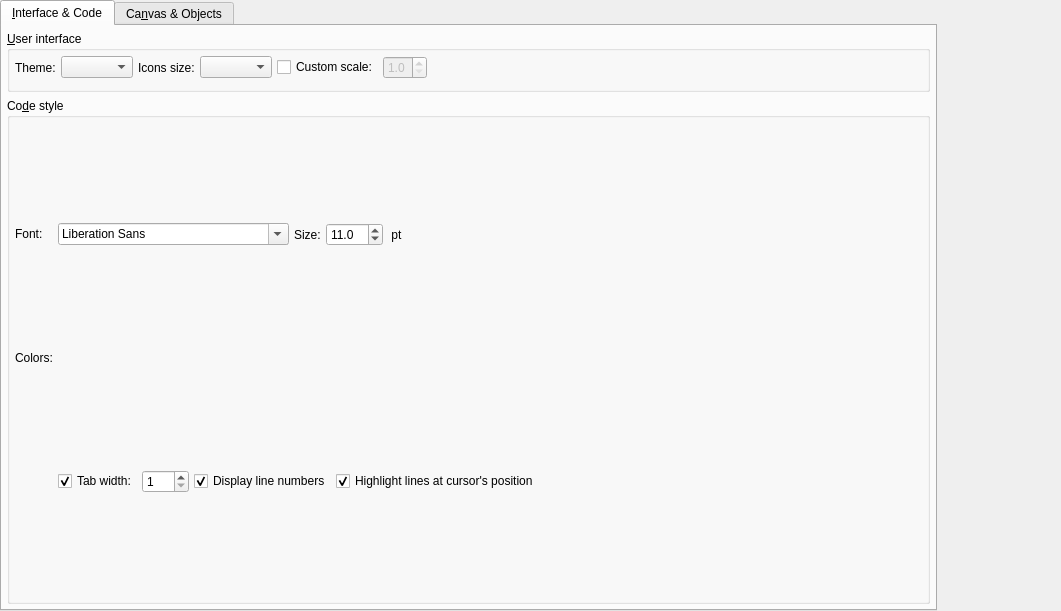
This is libs/libgui/ui/settings/appearanceconfigwidget.ui in arichiardi/pgmodeler as Qt 5 draws it before an edit. The edited form follows.
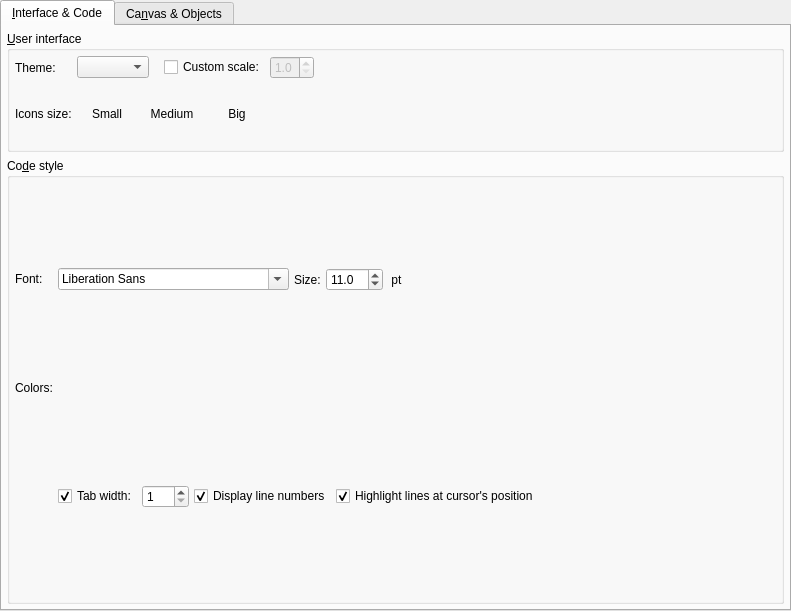
This is the edited form. Icons and pictures are not drawn.

Diff of the .ui file:
```diff
--- a/libs/libgui/ui/settings/appearanceconfigwidget.ui
+++ b/libs/libgui/ui/settings/appearanceconfigwidget.ui
@@ -6,7 +6,7 @@
    <rect>
     <x>0</x>
     <y>0</y>
-    <width>1061</width>
+    <width>791</width>
     <height>611</height>
    </rect>
   </property>
@@ -79,8 +79,25 @@
           <property name="spacing">
            <number>5</number>
           </property>
-          <item row="0" column="3">
-           <widget class="QComboBox" name="icons_size_cmb"/>
+          <item row="0" column="8" rowspan="2">
+           <spacer name="horizontalSpacer_2">
+            <property name="orientation">
+             <enum>Qt::Orientation::Horizontal</enum>
+            </property>
+            <property name="sizeHint" stdset="0">
+             <size>
+              <width>40</width>
+              <height>20</height>
+             </size>
+            </property>
+           </spacer>
+          </item>
+          <item row="0" column="0">
+           <widget class="QLabel" name="label">
+            <property name="text">
+             <string>Theme:</string>
+            </property>
+           </widget>
           </item>
           <item row="0" column="1">
            <widget class="QComboBox" name="ui_theme_cmb">
@@ -95,6 +112,132 @@
             </property>
            </widget>
           </item>
+          <item row="1" column="1" colspan="5">
+           <layout class="QHBoxLayout" name="horizontalLayout">
+            <item>
+             <widget class="QToolButton" name="icon_small_tb">
+              <property name="minimumSize">
+               <size>
+                <width>60</width>
+                <height>60</height>
+               </size>
+              </property>
+              <property name="text">
+               <string>Small</string>
+              </property>
+              <property name="icon">
+               <iconset resource="../../res/resources.qrc">
+                <normaloff>:/icons/icons/config.png</normaloff>:/icons/icons/config.png</iconset>
+              </property>
+              <property name="iconSize">
+               <size>
+                <width>32</width>
+                <height>32</height>
+               </size>
+              </property>
+              <property name="checkable">
+               <bool>true</bool>
+              </property>
+              <property name="toolButtonStyle">
+               <enum>Qt::ToolButtonStyle::ToolButtonIconOnly</enum>
+              </property>
+              <property name="autoRaise">
+               <bool>true</bool>
+              </property>
+             </widget>
+            </item>
+            <item>
+             <widget class="QToolButton" name="icon_medium_tb">
+              <property name="minimumSize">
+               <size>
+                <width>60</width>
+                <height>60</height>
+               </size>
+              </property>
+              <property name="text">
+               <string>Medium</string>
+              </property>
+              <property name="icon">
+               <iconset resource="../../res/resources.qrc">
+                <normaloff>:/icons/icons/config.png</normaloff>:/icons/icons/config.png</iconset>
+              </property>
+              <property name="iconSize">
+               <size>
+                <width>38</width>
+                <height>38</height>
+               </size>
+              </property>
+              <property name="checkable">
+               <bool>true</bool>
+              </property>
+              <property name="toolButtonStyle">
+               <enum>Qt::ToolButtonStyle::ToolButtonIconOnly</enum>
+              </property>
+              <property name="autoRaise">
+               <bool>true</bool>
+              </property>
+             </widget>
+            </item>
+            <item>
+             <widget class="QToolButton" name="icon_big_tb">
+              <property name="minimumSize">
+               <size>
+                <width>60</width>
+                <height>60</height>
+               </size>
+              </property>
+              <property name="text">
+               <string>Big</string>
+              </property>
+              <property name="icon">
+               <iconset resource="../../res/resources.qrc">
+                <normaloff>:/icons/icons/config.png</normaloff>:/icons/icons/config.png</iconset>
+              </property>
+              <property name="iconSize">
+               <size>
+                <width>48</width>
+                <height>48</height>
+               </size>
+              </property>
+              <property name="checkable">
+               <bool>true</bool>
+              </property>
+              <property name="checked">
+               <bool>false</bool>
+              </property>
+              <property name="toolButtonStyle">
+               <enum>Qt::ToolButtonStyle::ToolButtonIconOnly</enum>
+              </property>
+              <property name="autoRaise">
+               <bool>true</bool>
+              </property>
+             </widget>
+            </item>
+            <item>
+             <spacer name="horizontalSpacer_4">
+              <property name="orientation">
+               <enum>Qt::Orientation::Horizontal</enum>
+              </property>
+              <property name="sizeHint" stdset="0">
+               <size>
+                <width>40</width>
+                <height>20</height>
+               </size>
+              </property>
+             </spacer>
+            </item>
+           </layout>
+          </item>
+          <item row="0" column="4">
+           <widget class="QCheckBox" name="custom_scale_chk">
+            <property name="toolTip">
+             <string>&lt;p&gt;Defines a custom UI scale factor. This factor is applied when drawing widgets and fonts. Requires restarting pgModeler when in use.&lt;/p&gt;</string>
+            </property>
+            <property name="text">
+             <string>Custom scale:</string>
+            </property>
+           </widget>
+          </item>
           <item row="0" column="5">
            <widget class="QDoubleSpinBox" name="custom_scale_spb">
             <property name="enabled">
@@ -114,38 +257,8 @@
             </property>
            </widget>
           </item>
-          <item row="0" column="8" rowspan="2">
-           <spacer name="horizontalSpacer_2">
-            <property name="orientation">
-             <enum>Qt::Orientation::Horizontal</enum>
-            </property>
-            <property name="sizeHint" stdset="0">
-             <size>
-              <width>40</width>
-              <height>20</height>
-             </size>
-            </property>
-           </spacer>
-          </item>
-          <item row="0" column="4">
-           <widget class="QCheckBox" name="custom_scale_chk">
-            <property name="toolTip">
-             <string>&lt;p&gt;Defines a custom UI scale factor. This factor is applied when drawing widgets and fonts. Requires restarting pgModeler when in use.&lt;/p&gt;</string>
-            </property>
-            <property name="text">
-             <string>Custom scale:</string>
-            </property>
-           </widget>
-          </item>
-          <item row="0" column="0">
-           <widget class="QLabel" name="label">
-            <property name="text">
-             <string>Theme:</string>
-            </property>
-           </widget>
-          </item>
-          <item row="0" column="2">
-           <widget class="QLabel" name="icons_size_lbl">
+          <item row="1" column="0">
+           <widget class="QLabel" name="icons_size_lbl_2">
             <property name="sizePolicy">
              <sizepolicy hsizetype="Fixed" vsizetype="Preferred">
               <horstretch>0</horstretch>
```
